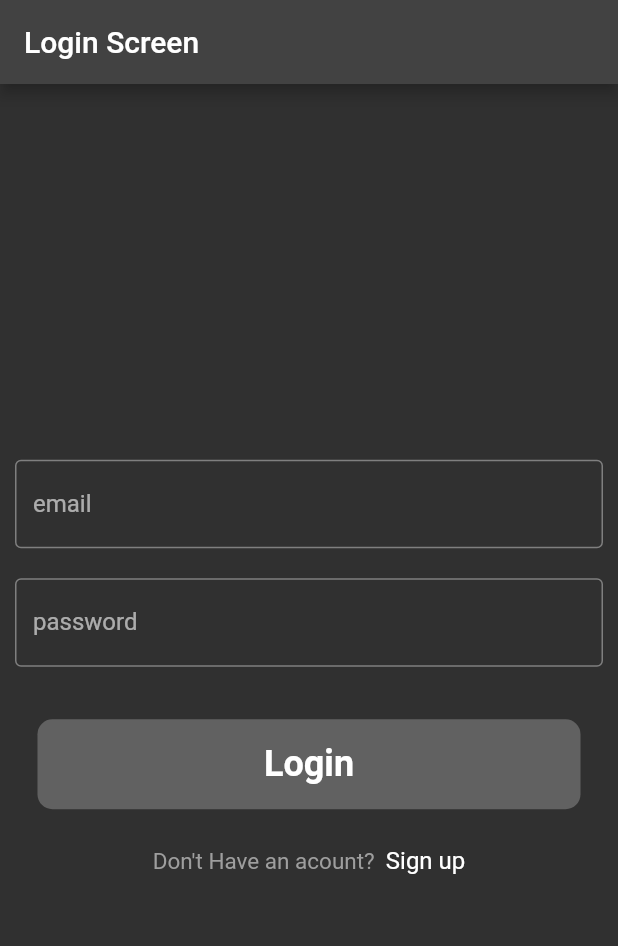
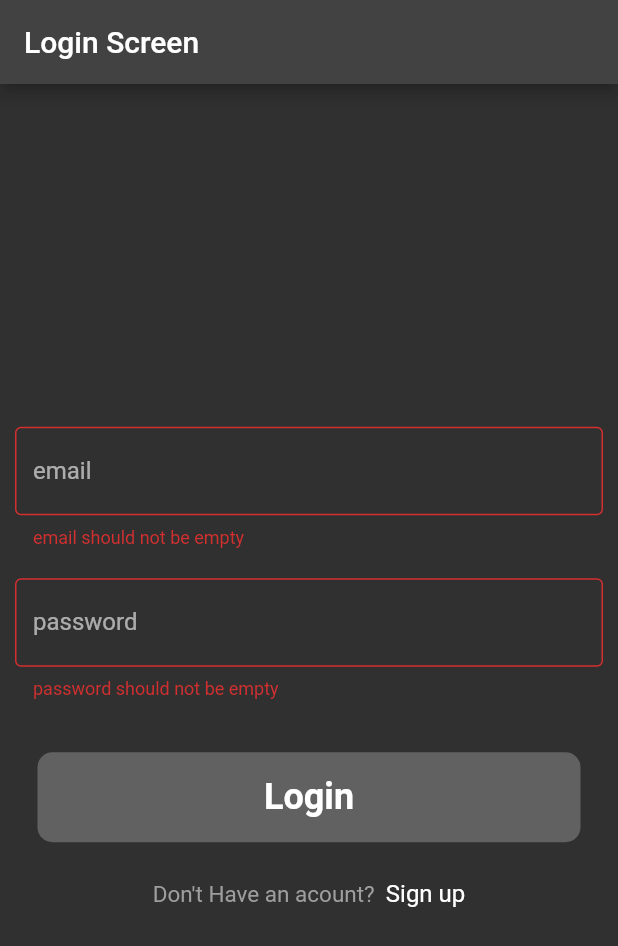
Before and after one commit to ThisIsAnshMalik/firebase_auth_101, a Flutter app: the screen it shows after launch, after a tap on "Login", on a phone screen of 412 x 824 dp. Shown: the top 946 px of the screen. Run offline on Flutter 3.47's test engine with Material 2 defaults, Android fonts, the phone set to English and light mode, and no system bars; our stand-ins replace firebase_core; accounts and stored records are empty.

Commit message:
Validation added to login and sign up screen

```diff
--- a/firebase_auth_101/lib/view/auth/loginScreen.dart
+++ b/firebase_auth_101/lib/view/auth/loginScreen.dart
@@ -11,7 +11,7 @@
 class _LoginScreenState extends State<LoginScreen> {
   final TextEditingController _emailController = TextEditingController();
   final TextEditingController _passwordController = TextEditingController();
-
+  GlobalKey<FormState> formkey = GlobalKey<FormState>();
   @override
   void dispose() {
     super.dispose();
@@ -21,7 +21,9 @@
 
   @override
   Widget build(BuildContext context) {
-    return Scaffold(
+    return Form(
+      key: formkey,
+      child: Scaffold(
         appBar: AppBar(
           automaticallyImplyLeading: false,
           title: const Text("Login Screen"),
@@ -38,6 +40,15 @@
                     labelText: "email",
                     hintText: "enter email",
                     border: OutlineInputBorder()),
+                validator: (value) {
+                  if (value!.isEmpty) {
+                    return "email should not be empty";
+                  } else if (!value.endsWith("@gmail.com")) {
+                    return "enter a valid email";
+                  } else {
+                    return null;
+                  }
+                },
               ),
             ),
             Padding(
@@ -48,12 +59,23 @@
                     labelText: "password",
                     hintText: "enter password",
                     border: OutlineInputBorder()),
+                validator: (value) {
+                  if (value!.isEmpty) {
+                    return "password should not be empty";
+                  } else if (value.length < 6) {
+                    return "password is short";
+                  } else {
+                    return null;
+                  }
+                },
               ),
             ),
             Padding(
               padding: const EdgeInsets.all(25.0),
               child: InkWell(
-              onTap: (() {}),
+                onTap: (() {
+                  if (formkey.currentState!.validate()) {}
+                }),
                 child: Container(
                   height: 60,
                   width: MediaQuery.of(context).size.width,
@@ -63,7 +85,8 @@
                   child: const Center(
                     child: Text(
                       "Login",
-                    style: TextStyle(fontSize: 24, fontWeight: FontWeight.w600),
+                      style:
+                          TextStyle(fontSize: 24, fontWeight: FontWeight.w600),
                     ),
                   ),
                 ),
@@ -91,6 +114,7 @@
             )
           ],
         ),
+      ),
     );
   }
 }
```
Lines whose indentation alone changed are shown as unchanged.
